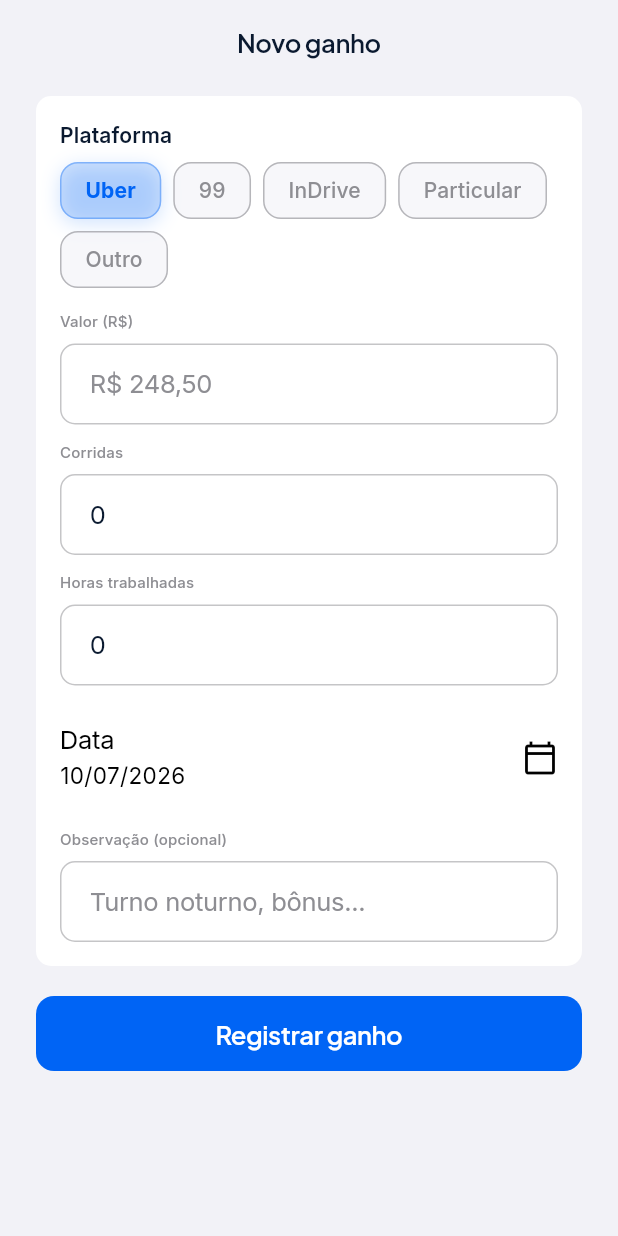
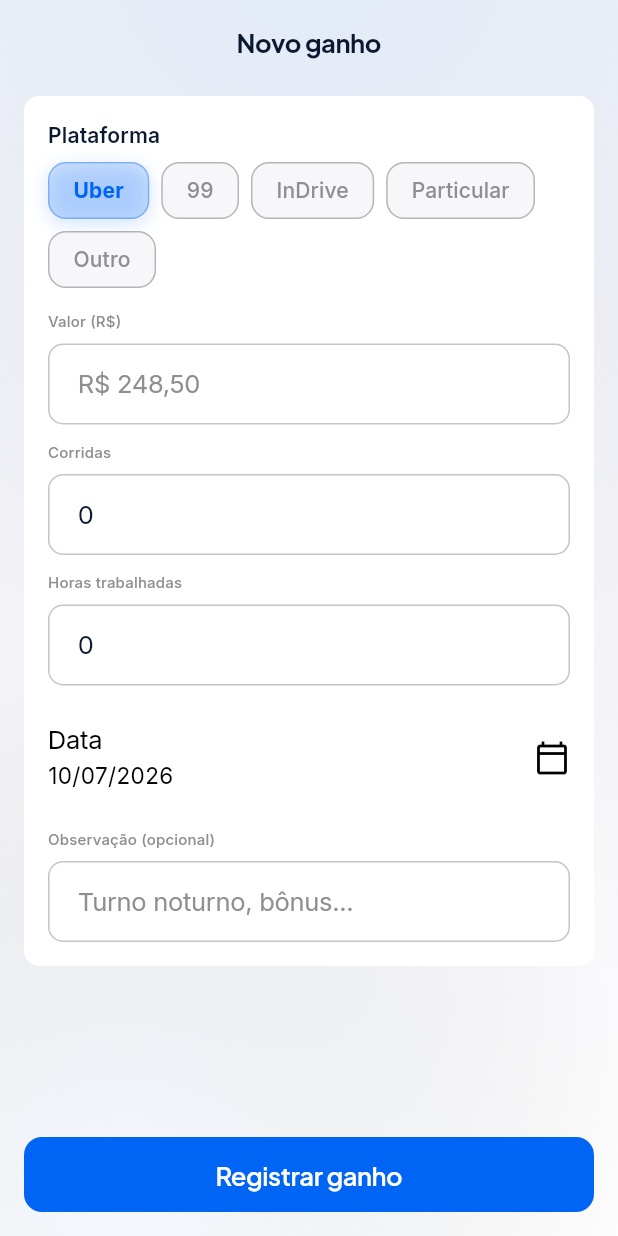
Before and after one commit to solerpedroo/driveflow, a Flutter app: the EarningFormScreen screen opened by its route, on a phone screen of 412 x 824 dp. Run offline on Flutter 3.47's test engine with Material 3 defaults, Android fonts, the phone set to English and light mode, and no system bars; our stand-ins replace cached_network_image, connectivity_plus, dio, file_picker, fl_chart, flutter_hooks and 14 more; missing offline and left inert: google_mlkit_text_recognition; accounts and stored records are empty; network calls fail; statements that could not run were skipped.

Commit message:
feat(earnings): formulário com DfFormScaffold
Co-authored-by: Pedro Henrique Contardi Soler <pedrocsoler@hotmail.com>

```diff
--- a/lib/features/earnings/presentation/screens/earning_form_screen.dart
+++ b/lib/features/earnings/presentation/screens/earning_form_screen.dart
@@ -7,12 +7,12 @@ import '../../../../core/constants/ride_platforms.dart';
 import '../../../../core/utils/currency_formatter.dart';
 import '../../../../core/utils/date_utils.dart';
 import '../../../../core/utils/validators.dart';
-import '../../../authentication/presentation/widgets/auth_primary_button.dart';
 import '../../../authentication/presentation/widgets/auth_text_field.dart';
 import '../../domain/entities/earning_entity.dart';
 import '../providers/earnings_providers.dart';
+import '../../../../shared/widgets/design_system/df_card.dart';
+import '../../../../shared/widgets/design_system/df_form_scaffold.dart';
 import '../../../../shared/widgets/design_system/df_filter_pill.dart';
-import '../../../../shared/widgets/design_system/df_card.dart';
 
 /// Formulário de criação/edição de ganho.
 class EarningFormScreen extends HookConsumerWidget {
@@ -73,13 +73,11 @@ class EarningFormScreen extends HookConsumerWidget {
       if (saved != null && context.mounted) context.pop();
     }
 
-    return Scaffold(
-      appBar: AppBar(
-        title: Text(isEditing ? 'Editar ganho' : 'Novo ganho'),
-        backgroundColor: Colors.transparent,
-      ),
-      body: SingleChildScrollView(
-        padding: const EdgeInsets.fromLTRB(24, 8, 24, 32),
+    return DfFormScaffold(
+      title: isEditing ? 'Editar ganho' : 'Novo ganho',
+      submitLabel: isEditing ? 'Salvar alterações' : 'Registrar ganho',
+      isLoading: mutation.isLoading,
+      onSubmit: submit,
       child: Form(
         key: formKey,
         child: Column(
@@ -138,7 +136,8 @@ class EarningFormScreen extends HookConsumerWidget {
                       if (v == null || v.trim().isEmpty) {
                         return 'Informe as horas';
                       }
-                        final n = double.tryParse(v.trim().replaceAll(',', '.'));
+                      final n =
+                          double.tryParse(v.trim().replaceAll(',', '.'));
                       if (n == null || n < 0) return 'Horas inválidas';
                       return null;
                     },
@@ -148,7 +147,8 @@ class EarningFormScreen extends HookConsumerWidget {
                     contentPadding: EdgeInsets.zero,
                     title: const Text('Data'),
                     subtitle: Text(
-                        DateUtilsDriveFlow.dayMonthYear.format(selectedDate.value),
+                      DateUtilsDriveFlow.dayMonthYear
+                          .format(selectedDate.value),
                     ),
                     trailing: const Icon(Icons.calendar_today_outlined),
                     onTap: pickDate,
@@ -171,14 +171,7 @@ class EarningFormScreen extends HookConsumerWidget {
                 ),
               ),
             ],
-              const SizedBox(height: 20),
-              AuthPrimaryButton(
-                label: isEditing ? 'Salvar alterações' : 'Registrar ganho',
-                isLoading: mutation.isLoading,
-                onPressed: submit,
-              ),
           ],
-          ),
         ),
       ),
     );
```
Lines whose indentation alone changed are shown as unchanged.
